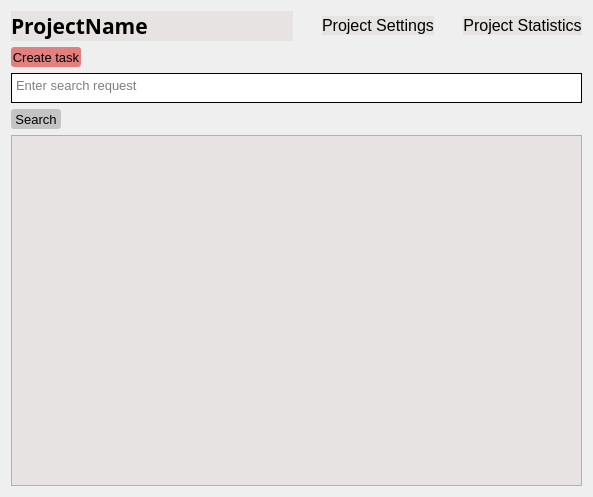
The window that task-tracker-frontend/ProjectWidget.ui (Unkorunk/task-tracker) describes before a commit, drawn with Qt 5.
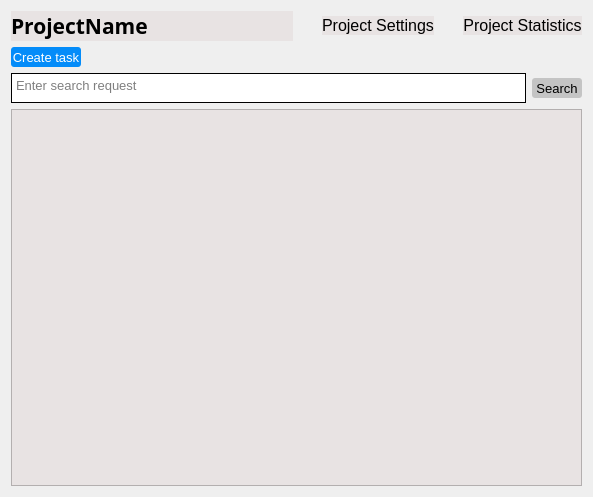
The same window after the commit.

Commit message: #TL-34 change colors of buttons and icons

The edit to the form file:
```diff
--- a/task-tracker-frontend/ProjectWidget.ui
+++ b/task-tracker-frontend/ProjectWidget.ui
@@ -106,7 +106,8 @@
        </property>
        <property name="styleSheet">
         <string notr="true">border: none;
-background-color: rgb(226, 128, 128);
+color: rgb(255, 255, 255);
+background-color: rgb(4, 140, 249);
 border-radius: 3px;</string>
        </property>
        <property name="text">
@@ -133,7 +134,7 @@
     </layout>
    </item>
    <item>
-    <layout class="QVBoxLayout" name="verticalLayout_4">
+    <layout class="QHBoxLayout" name="horizontalLayout_2">
      <item>
       <widget class="QTextEdit" name="searchInput">
        <property name="sizePolicy">
@@ -207,6 +208,8 @@
        </property>
       </widget>
      </item>
+    </layout>
+   </item>
      <item>
       <widget class="QListWidget" name="listWidget">
        <property name="sizePolicy">
@@ -275,8 +278,6 @@
         <bool>true</bool>
        </property>
       </widget>
-     </item>
-    </layout>
    </item>
   </layout>
  </widget>
```
Left out of the diff: 2 changed lines with no effect on the pictures. Lines whose indentation alone changed are shown as unchanged. The commit also changes 5 other files.
